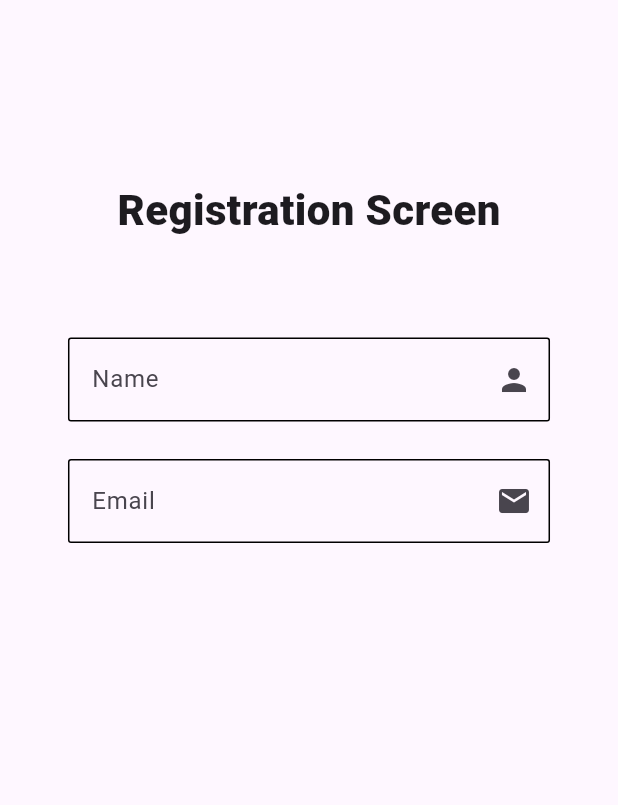
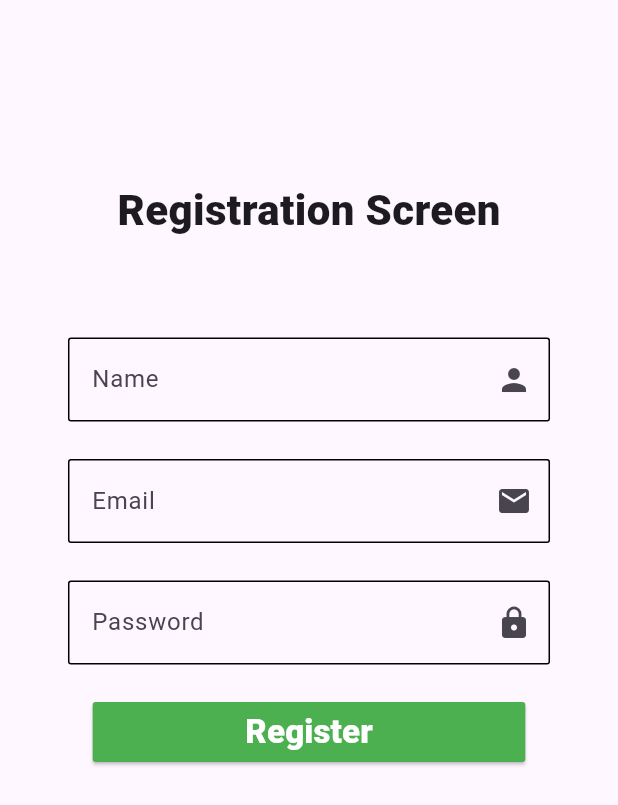
Before and after one commit to Yasir-Ali-Swe/Learning-Flutter, a Flutter app: the screen it shows after launch, on a phone screen of 412 x 824 dp. Shown: the top 805 px of the screen. Run offline on Flutter 3.47's test engine with Material 3 defaults, Android fonts, the phone set to English and light mode, and no system bars.

Commit message:
Making a statefull widget named registration_screen

```diff
--- a/learning_flutter/lib/Screens/registration_screen.dart
+++ b/learning_flutter/lib/Screens/registration_screen.dart
@@ -8,6 +8,16 @@ class Registration extends StatefulWidget {
 }
 
 class _RegistrationState extends State<Registration> {
+  final TextEditingController _nameController = TextEditingController();
+  final TextEditingController _emailController = TextEditingController();
+  final TextEditingController _passwordController = TextEditingController();
+  void _register() {
+    String name = _nameController.text;
+    String email = _emailController.text;
+    String password = _passwordController.text;
+    print("Name is $name and Email is $email and Password is $password");
+  }
+
   @override
   Widget build(BuildContext context) {
     double screenWidth = MediaQuery.of(context).size.width;
@@ -25,6 +35,7 @@ class _RegistrationState extends State<Registration> {
               child: SizedBox(
                 width: screenWidth * 0.78,
                 child: TextField(
+                  controller: _nameController,
                   decoration: InputDecoration(
                     hintText: "Name",
                     suffixIcon: Icon(Icons.person),
@@ -45,10 +56,11 @@ class _RegistrationState extends State<Registration> {
               ),
             ),
             Container(
-              margin: EdgeInsets.symmetric(vertical: 25),
+              margin: EdgeInsets.only(top: 25),
               child: SizedBox(
                 width: screenWidth * 0.78,
                 child: TextField(
+                  controller: _emailController,
                   decoration: InputDecoration(
                     hintText: "Email",
                     suffixIcon: Icon(Icons.email),
@@ -68,6 +80,52 @@ class _RegistrationState extends State<Registration> {
                 ),
               ),
             ),
+            Container(
+              margin: EdgeInsets.only(top: 25),
+              child: SizedBox(
+                width: screenWidth * 0.78,
+                child: TextField(
+                  controller: _passwordController,
+                  decoration: InputDecoration(
+                    hintText: "Password",
+                    suffixIcon: Icon(Icons.lock),
+                    border: OutlineInputBorder(
+                      borderRadius: BorderRadius.circular(2),
+                      borderSide: BorderSide(color: Colors.black, width: 1),
+                    ),
+                    enabledBorder: OutlineInputBorder(
+                      borderRadius: BorderRadius.circular(2),
+                      borderSide: BorderSide(color: Colors.black, width: 1),
+                    ),
+                    focusedBorder: OutlineInputBorder(
+                      borderRadius: BorderRadius.circular(2),
+                      borderSide: BorderSide(color: Colors.black, width: 2),
+                    ),
+                  ),
+                ),
+              ),
+            ),
+            Container(
+              margin: EdgeInsets.only(top: 25),
+              child: SizedBox(
+                width: screenWidth * 0.70,
+                height: 40,
+                child: ElevatedButton(
+                  onPressed: _register,
+                  style: ElevatedButton.styleFrom(
+                    backgroundColor: Colors.green,
+                    foregroundColor: Colors.white,
+                    shape: RoundedRectangleBorder(
+                      borderRadius: BorderRadius.circular(2),
+                    ),
+                  ),
+                  child: Text(
+                    "Register",
+                    style: TextStyle(fontSize: 22, fontWeight: FontWeight.w900),
+                  ),
+                ),
+              ),
+            ),
           ],
         ),
       ),
```
